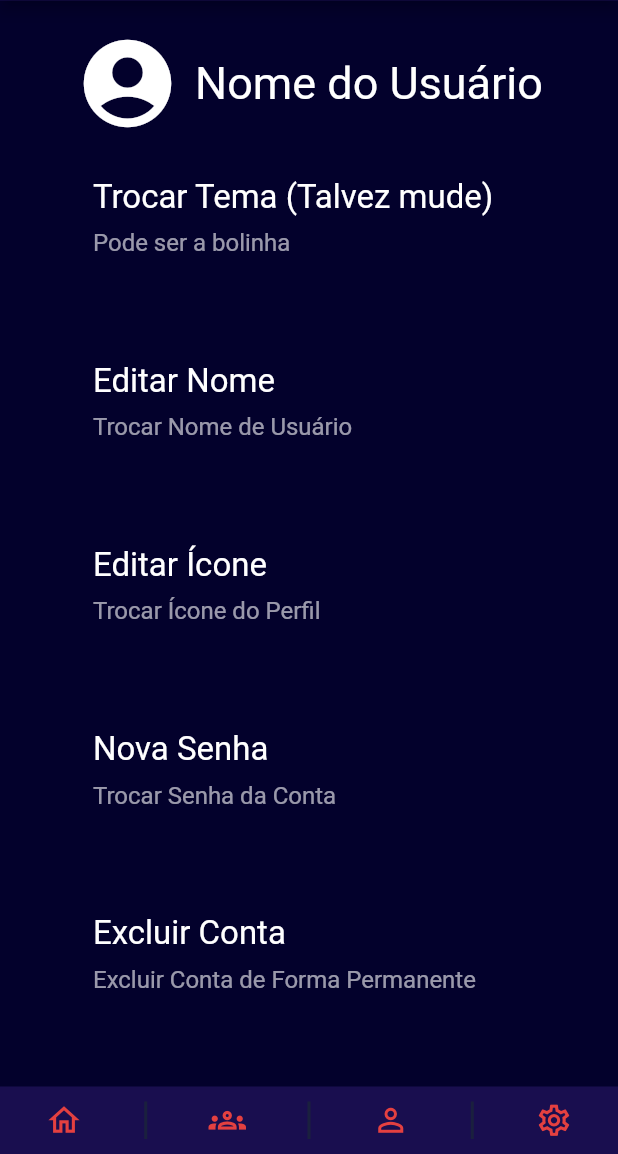
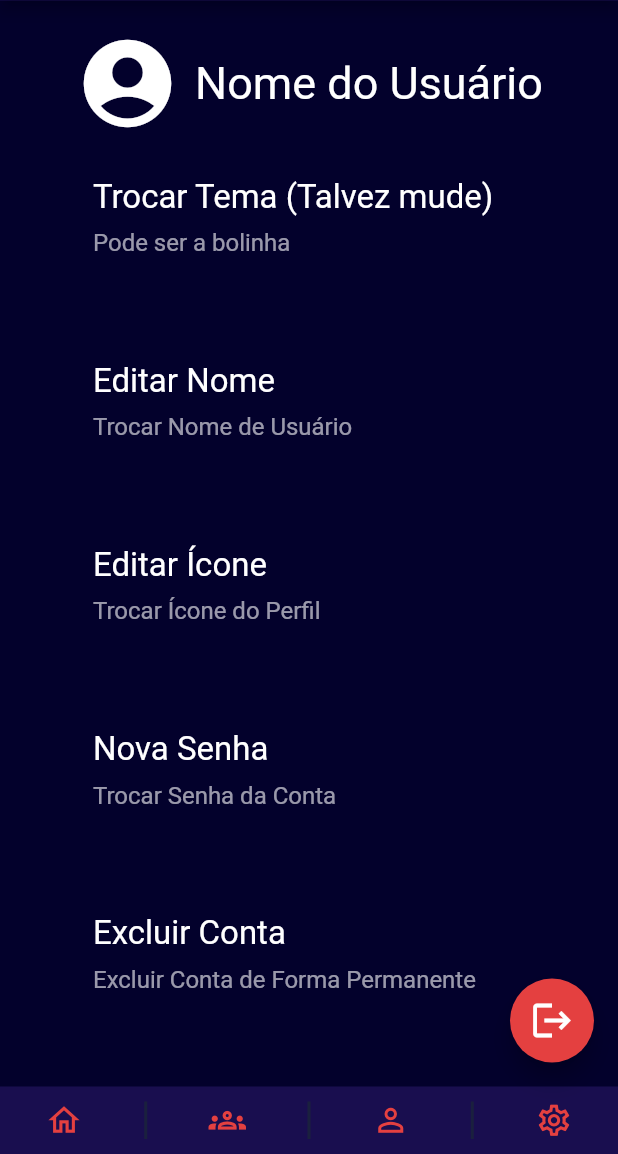
Before and after one commit to DaviNoronhaAlmeida/Bazinga, a Flutter app: the SettingsPage screen opened by its route, on a phone screen of 412 x 824 dp, the part 82-1236 px from its top. Run offline on Flutter 3.47's test engine with Material 2 defaults, Android fonts, the phone set to English and light mode, and no system bars; our stand-ins replace get.

Commit message:
feat:add logout button

```diff
--- a/app/lib/view/screens/settings_page.dart
+++ b/app/lib/view/screens/settings_page.dart
@@ -83,6 +83,13 @@ class SettingsPage extends StatelessWidget {
         ],
       ),
       bottomNavigationBar: CustomNavBar(),
+      floatingActionButton: FloatingActionButton(
+        backgroundColor: _appColors.redColor,
+        onPressed: () {
+          Get.toNamed('/');
+        },
+        child: const Icon(Icons.logout, size: 30),
+      ),
     );
   }
 }
```
